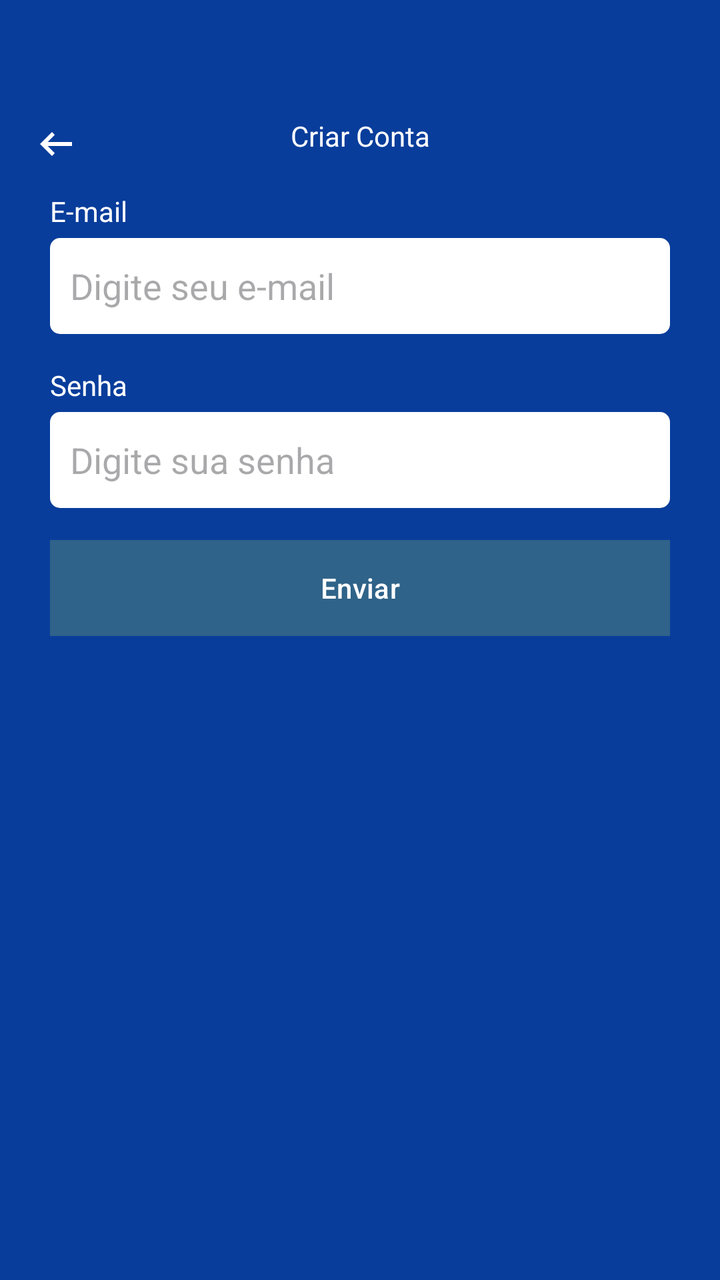
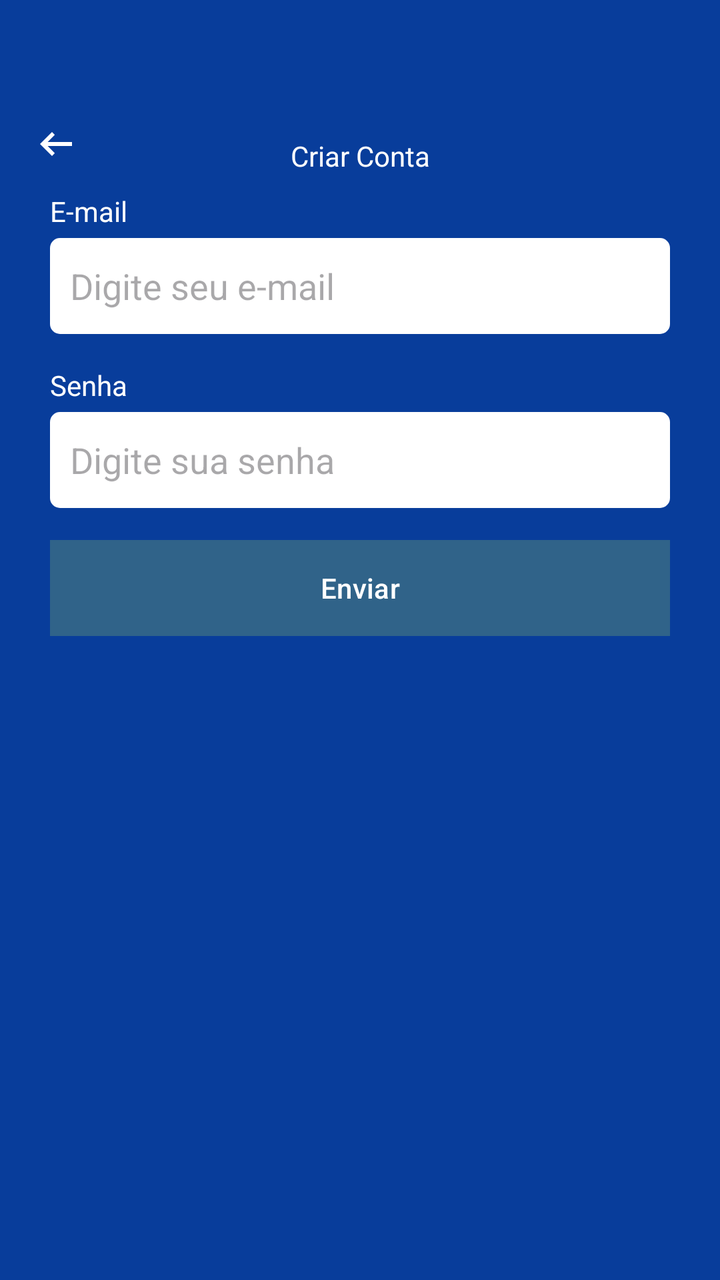

An Android layout rendered at two revisions. The XML below is the earlier revision; the diff shows what the commit changed to produce the second picture.
<!-- AndroidManifest.xml: application theme Theme.Task -->
<!-- res/layout/fragment_register.xml -->
<?xml version="1.0" encoding="utf-8"?>
<ScrollView xmlns:android="http://schemas.android.com/apk/res/android"
    xmlns:tools="http://schemas.android.com/tools"
    android:layout_width="match_parent"
    android:layout_height="match_parent"
    xmlns:app="http://schemas.android.com/apk/res-auto"
    tools:context=".ui.auth.RegisterFragment"
    android:fillViewport="true">

    <LinearLayout
        android:layout_width="match_parent"
        android:layout_height="wrap_content"
        android:orientation="vertical"
        android:id="@+id/linearLayout1" >

        <com.google.android.material.appbar.MaterialToolbar
            android:layout_width="match_parent"
            android:layout_height="wrap_content"
            app:navigationIcon="@drawable/icback_24"
            android:paddingTop="40dp">

            <TextView
                android:layout_width="wrap_content"
                android:layout_height="wrap_content"
                android:text="Criar Conta"
                android:textColor="@color/white"
                android:layout_gravity="center_horizontal" />

        </com.google.android.material.appbar.MaterialToolbar>


        <LinearLayout
            android:id="@+id/linearLayout2"
            android:layout_width="match_parent"
            android:layout_height="wrap_content"
            android:orientation="vertical"
            android:layout_marginHorizontal="25dp">

            <TextView
                android:layout_width="wrap_content"
                android:layout_height="wrap_content"
                android:text="E-mail"
                android:textColor="@color/white"/>

            <EditText
                android:layout_width="match_parent"
                android:layout_height="48dp"
                android:hint="Digite seu e-mail"
                android:inputType="textEmailAddress"
                android:padding="10dp"
                android:layout_marginTop="4dp"
                android:background="@drawable/bg_edit_text"/>

            <TextView
                android:layout_width="wrap_content"
                android:layout_height="wrap_content"
                android:text="Senha"
                android:textColor="@color/white"
                android:layout_marginTop="16dp"/>

            <EditText
                android:layout_width="match_parent"
                android:layout_height="48dp"
                android:inputType="textPassword"
                android:hint="Digite sua senha"
                android:padding="10dp"
                android:layout_marginTop="4dp"
                android:background="@drawable/bg_edit_text"/>

            <com.google.android.material.button.MaterialButton
                android:layout_width="match_parent"
                android:layout_height="wrap_content"
                android:text="Enviar"
                android:textColor="@color/white"
                app:backgroundTint="@color/azul3"
                android:background="@drawable/bg_btn"
                android:layout_marginTop="16dp"/>

            <LinearLayout
                android:layout_width="match_parent"
                android:layout_height="wrap_content"
                android:orientation="horizontal"
                android:layout_marginTop="4dp">

            </LinearLayout>

            <ProgressBar
                android:layout_width="wrap_content"
                android:layout_height="wrap_content"
                android:id="@+id/progressBar"
                android:layout_marginTop="8dp"
                android:indeterminateTint="@color/white"
                android:layout_gravity="center"/>

        </LinearLayout>
    </LinearLayout>
</ScrollView>
<!-- resources referenced by this layout -->
<resources>
  <color name="azul3">#306389</color>
  <color name="white">#FFFFFFFF</color>
  <!-- drawable bg_btn (drawable) -->
  <?xml version="1.0" encoding="utf-8"?>
  <shape xmlns:android="http://schemas.android.com/apk/res/android"
      android:shape="rectangle">
  
      <solid android:color="@color/white"/>
      <solid android:radius="5dp"/>
  </shape>
  <!-- drawable bg_edit_text (drawable) -->
  <?xml version="1.0" encoding="utf-8"?>
  <shape xmlns:android="http://schemas.android.com/apk/res/android"
      android:shape="rectangle">
  
      <solid android:color="@color/white"/>
      <corners android:radius="5dp"/>
  
  </shape>
  <!-- drawable icback_24 (drawable) -->
  <vector xmlns:android="http://schemas.android.com/apk/res/android" android:autoMirrored="true" android:height="24dp" android:tint="#FFFFFF" android:viewportHeight="960" android:viewportWidth="960" android:width="24dp">
        
      <path android:fillColor="@android:color/white" android:pathData="M400,720L160,480L400,240L456,298L314,440L800,440L800,520L314,520L456,662L400,720Z"/>
      
  </vector>
  <style name="Theme.Task" parent="Base.Theme.Task" />
  <style name="Base.Theme.Task" parent="Theme.Material3.DayNight.NoActionBar">
          
          <item name="colorPrimary">@color/color_default</item>
          <item name="colorPrimaryVariant">@color/color_default</item>
          <item name="android:windowBackground">@color/color_default</item>
      </style>
  <color name="color_default">#083D9B</color>
</resources>

<!-- the commit's change to res/layout/fragment_register.xml (unified diff, before → after) -->
@@ -14,6 +14,7 @@
         android:id="@+id/linearLayout1" >
 
         <com.google.android.material.appbar.MaterialToolbar
+            android:id="@+id/toolbar"
             android:layout_width="match_parent"
             android:layout_height="wrap_content"
             app:navigationIcon="@drawable/icback_24"
@@ -24,6 +25,7 @@
                 android:layout_height="wrap_content"
                 android:text="Criar Conta"
                 android:textColor="@color/white"
+                android:paddingTop="20dp"
                 android:layout_gravity="center_horizontal" />
 
         </com.google.android.material.appbar.MaterialToolbar>
